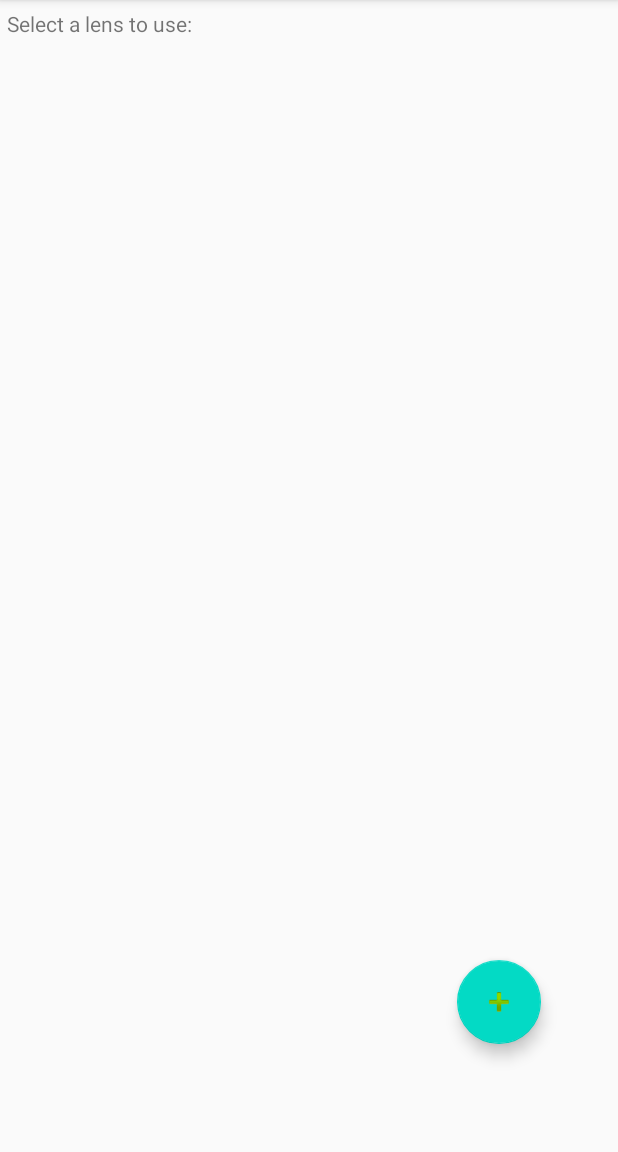
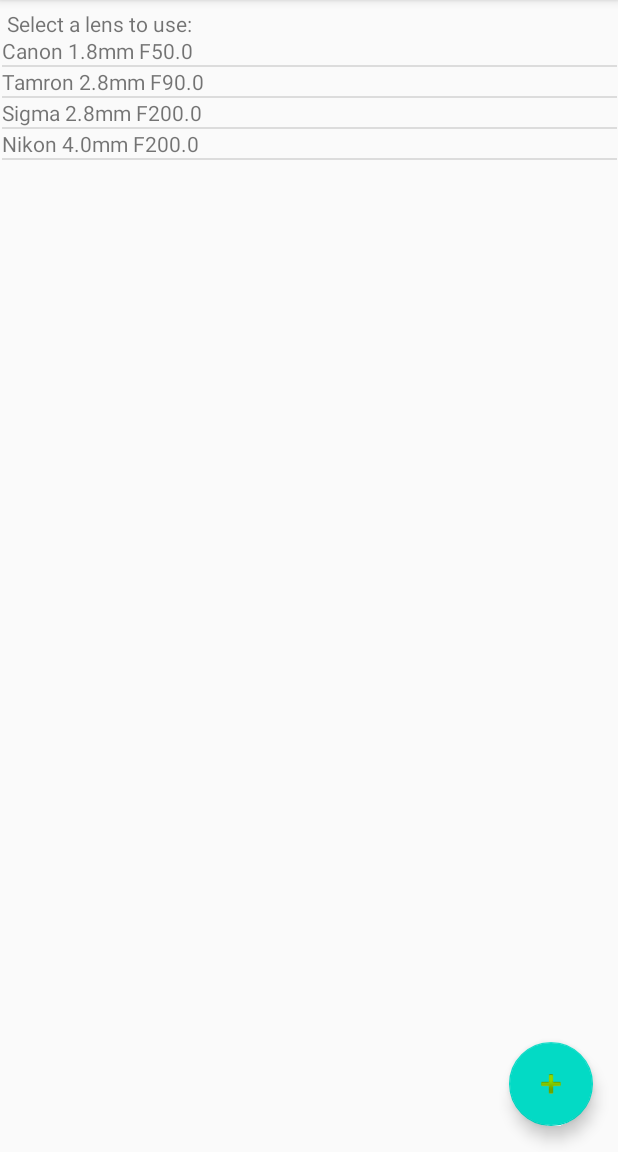
Before and after one commit to sarbjotm/Depth-Of-Field-Calculator-Android, an Android app: the screen it shows after launch (MainActivity), on a phone screen of 412 x 824 dp, the part 84-1236 px from its top. Run offline under Robolectric (Android 15) with nearby library versions, the phone set to English and light mode, and no system bars.

Commit message:
Applied Singleton pattern method, and implemented UI of ListView.

```diff
--- a/app/src/main/java/ca/sfu/cmpt276a2/MainActivity.java
+++ b/app/src/main/java/ca/sfu/cmpt276a2/MainActivity.java
@@ -3,17 +3,49 @@ package ca.sfu.cmpt276a2;
 import androidx.appcompat.app.AppCompatActivity;
 
 import android.os.Bundle;
+import android.widget.ArrayAdapter;
+import android.widget.ListView;
 
+import java.util.ArrayList;
+import java.util.List;
+
+import ca.sfu.cmpt276a2.Model.Lens;
 import ca.sfu.cmpt276a2.Model.LensManager;
 
 public class MainActivity extends AppCompatActivity {
+
+    private LensManager lensManager;
 
     @Override
     protected void onCreate(Bundle savedInstanceState) {
         super.onCreate(savedInstanceState);
         setContentView(R.layout.activity_main);
+
+        lensManager = LensManager.getInstance();
+        populateLensView();
     }
 
-    LensManager lensManager = new LensManager();
+    private void populateLensView(){
+
+        //store lens strings
+        List<String> lensStrings = new ArrayList<>();
+        for(Lens lens : lensManager.getLenses()){
+            lensStrings.add(lens.toString());
+        }
+
+        for(String string : lensStrings){
+            System.out.println(string);
+        }
+
+        //Build array adapter
+        ArrayAdapter<String> lensAdapter = new ArrayAdapter<String>(
+                this,                   //Activity context
+                R.layout.lensmanager_items,     //Layout to use (create)
+                lensStrings);                   //Items to display
+
+        //Configure ListView
+        ListView listView = (ListView) findViewById(R.id.LensView);
+        listView.setAdapter(lensAdapter);
+    }
 
 }
--- a/app/src/main/java/ca/sfu/cmpt276a2/Model/Lens.java
+++ b/app/src/main/java/ca/sfu/cmpt276a2/Model/Lens.java
@@ -44,6 +44,6 @@ public class Lens {
 
     @Override
     public String toString() {
-        return make + ' ' + maxAperture + " " + focalLength;
+        return make + ' ' + maxAperture + "mm F" + focalLength;
     }
 }
--- a/app/src/main/java/ca/sfu/cmpt276a2/Model/LensManager.java
+++ b/app/src/main/java/ca/sfu/cmpt276a2/Model/LensManager.java
@@ -10,16 +10,36 @@ public class LensManager {
 
     private List<Lens> lens = new ArrayList<>();
 
-    public LensManager(){
+    /**
+     * Singleton support code
+     */
+    private static LensManager instance;
+    public static LensManager getInstance(){
+        if(instance == null)
+            instance = new LensManager();
+        return instance;
+    }
+
+    //Constrcutor privatized to restrict instantiation of another LensManager
+    private LensManager(){
         lens.add(new Lens("Canon", 1.8, 50));
         lens.add(new Lens("Tamron", 2.8, 90));
         lens.add(new Lens("Sigma", 2.8, 200));
         lens.add(new Lens("Nikon", 4, 200));
     }
+
+    /**
+     * Normal object code
+     */
     public void add(Lens lens)
     {
         this.lens.add(lens);
     }
+
+    public List<Lens> getLenses(){
+        return this.lens;
+    }
+
     public Lens getLensByID(Integer ID) {
 
         for(int i = 0; i < lens.size(); i++) {
--- a/app/src/main/res/layout/activity_main.xml
+++ b/app/src/main/res/layout/activity_main.xml
@@ -18,6 +18,7 @@
         app:layout_constraintVertical_bias="0.008" />
 
     <ListView
+        android:id="@+id/LensView"
         android:layout_width="410dp"
         android:layout_height="331dp"
         android:layout_marginTop="24dp"
@@ -30,13 +31,13 @@
         android:layout_width="wrap_content"
         android:layout_height="wrap_content"
         android:clickable="true"
+        android:focusable="true"
         app:layout_constraintBottom_toBottomOf="parent"
         app:layout_constraintEnd_toEndOf="parent"
-        app:layout_constraintHorizontal_bias="0.856"
+        app:layout_constraintHorizontal_bias="0.954"
         app:layout_constraintStart_toStartOf="parent"
         app:layout_constraintTop_toTopOf="parent"
-        app:layout_constraintVertical_bias="0.899"
-        app:srcCompat="@android:drawable/ic_input_add"
-        android:focusable="true" />
+        app:layout_constraintVertical_bias="0.976"
+        app:srcCompat="@android:drawable/ic_input_add" />
 
 </androidx.constraintlayout.widget.ConstraintLayout>
--- /dev/null
+++ b/app/src/main/res/layout/lensmanager_items.xml
@@ -0,0 +1,6 @@
+<?xml version="1.0" encoding="utf-8"?>
+<TextView xmlns:android="http://schemas.android.com/apk/res/android"
+    android:layout_width="match_parent"
+    android:layout_height="match_parent">
+
+</TextView>
```
